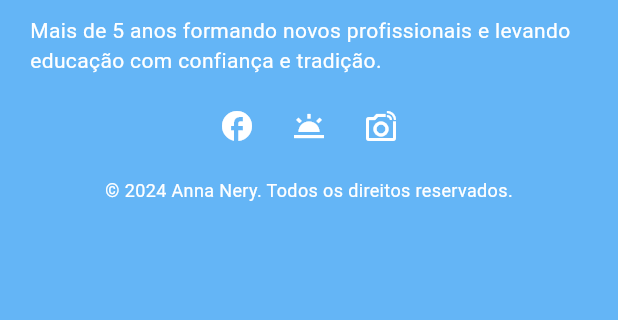
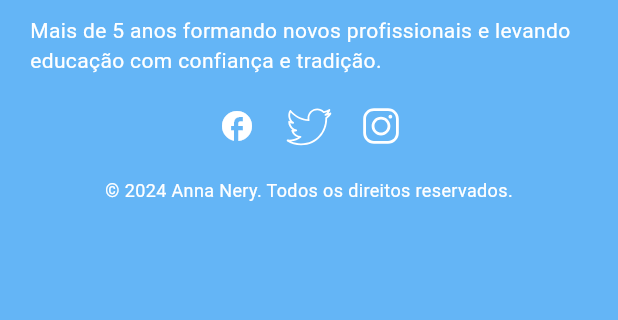
Before and after one commit to Kaio-Goes/university, a Flutter app: the Footer widget shown alone on an empty page, opened directly, on a phone screen of 412 x 824 dp, the part 120-440 px from its top. Run offline on Flutter 3.47's test engine with Material 3 defaults, Android fonts, the phone set to English and light mode, and no system bars; our stand-ins replace flutter_svg, mask_text_input_formatter.

Commit message:
Feature svgs

```diff
--- a/lib/components/app_bar_component.dart
+++ b/lib/components/app_bar_component.dart
@@ -1,6 +1,7 @@
 import 'package:flutter/material.dart';
 import 'package:university/core/utilities/styles.constants.dart';
 import 'package:university/pages/dashboard/dashboard_page.dart';
+import 'package:university/pages/units/units_page.dart';
 
 appBarComponent() {
   return PreferredSize(
@@ -73,7 +74,10 @@ appBarComponent() {
                       const SizedBox(width: 10),
                       TextButton(
                         onPressed: () {
-                          // Navegação para Sobre
+                          Navigator.of(context).push(
+                            MaterialPageRoute(
+                                builder: (context) => const UnitsPage()),
+                          );
                         },
                         child: const Text(
                           'Unidades',
--- a/lib/components/footer.dart
+++ b/lib/components/footer.dart
@@ -1,4 +1,5 @@
 import 'package:flutter/material.dart';
+import 'package:flutter_svg/flutter_svg.dart';
 
 class Footer extends StatelessWidget {
   const Footer({super.key});
@@ -32,20 +33,33 @@ class Footer extends StatelessWidget {
               IconButton(
                 icon: const Icon(Icons.facebook, color: Colors.white),
                 onPressed: () {
-                  // Add your code here
+                  // Adicione seu código aqui
                 },
               ),
               IconButton(
-                icon: const Icon(Icons.wb_twilight, color: Colors.white),
+                icon: SvgPicture.asset(
+                  'assets/images/twitter.svg',
+                  height: 30,
+                  colorFilter: const ColorFilter.mode(
+                    Colors.white,
+                    BlendMode.srcIn,
+                  ),
+                ),
                 onPressed: () {
-                  // Add your code here
+                  // Adicione seu código aqui
                 },
               ),
               IconButton(
-                icon: const Icon(Icons.linked_camera_outlined,
-                    color: Colors.white),
+                icon: SvgPicture.asset(
+                  'assets/images/instagram.svg',
+                  height: 30,
+                  colorFilter: const ColorFilter.mode(
+                    Colors.white,
+                    BlendMode.srcIn,
+                  ),
+                ),
                 onPressed: () {
-                  // Add your code here
+                  // Adicione seu código aqui
                 },
               ),
             ],
--- a/pubspec.yaml
+++ b/pubspec.yaml
@@ -36,6 +36,7 @@ dependencies:
   # Use with the CupertinoIcons class for iOS style icons.
   cupertino_icons: ^1.0.6
   mask_text_input_formatter: ^2.9.0
+  flutter_svg: ^2.0.10+1
 
 dev_dependencies:
   flutter_test:
```
Also changed, not shown: lib/components/drawer_component.dart (+5 -3 lines), lib/pages/units/units_page.dart (added, +21 -0 lines), assets/images/instagram.svg (added), assets/images/twitter.svg (added), pubspec.lock.
